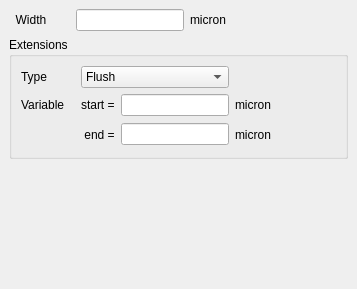
Before: the Qt Designer form src/edt/edt/EditorOptionsPath.ui in KLayout/klayout, drawn with Qt 5.
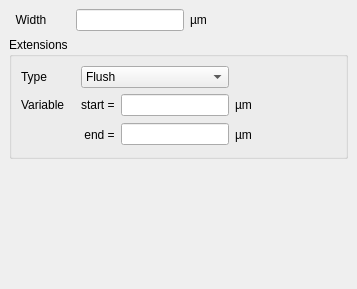
After: the same form once the commit is applied.

Commit message: WIP: put the editor options into a separate dockable widget

Diff of the .ui file:
```diff
--- a/src/edt/edt/EditorOptionsPath.ui
+++ b/src/edt/edt/EditorOptionsPath.ui
@@ -54,9 +54,9 @@
        </widget>
       </item>
       <item>
-       <widget class="QLabel" name="label_3" >
-        <property name="text" >
-         <string>micron</string>
+       <widget class="QLabel" name="label_3">
+        <property name="text">
+         <string>µm</string>
         </property>
        </widget>
       </item>
@@ -77,11 +77,9 @@
     </widget>
    </item>
    <item>
-    <widget class="QGroupBox" name="groupBox" >
-     <property name="sizePolicy" >
-      <sizepolicy>
-       <hsizetype>5</hsizetype>
-       <vsizetype>0</vsizetype>
+    <widget class="QGroupBox" name="groupBox">
+     <property name="sizePolicy">
+      <sizepolicy hsizetype="Preferred" vsizetype="Fixed">
        <horstretch>0</horstretch>
        <verstretch>0</verstretch>
       </sizepolicy>
@@ -109,17 +107,17 @@
         </property>
        </spacer>
       </item>
-      <item row="2" column="3" >
-       <widget class="QLabel" name="label_5" >
-        <property name="text" >
-         <string>micron</string>
+      <item row="2" column="3">
+       <widget class="QLabel" name="label_5">
+        <property name="text">
+         <string>µm</string>
         </property>
        </widget>
       </item>
-      <item row="1" column="3" >
-       <widget class="QLabel" name="label_4" >
-        <property name="text" >
-         <string>micron</string>
+      <item row="1" column="3">
+       <widget class="QLabel" name="label_4">
+        <property name="text">
+         <string>µm</string>
         </property>
        </widget>
       </item>
```
Left out of the diff: 158 changed lines with no effect on the pictures. The commit also changes 16 other files.
